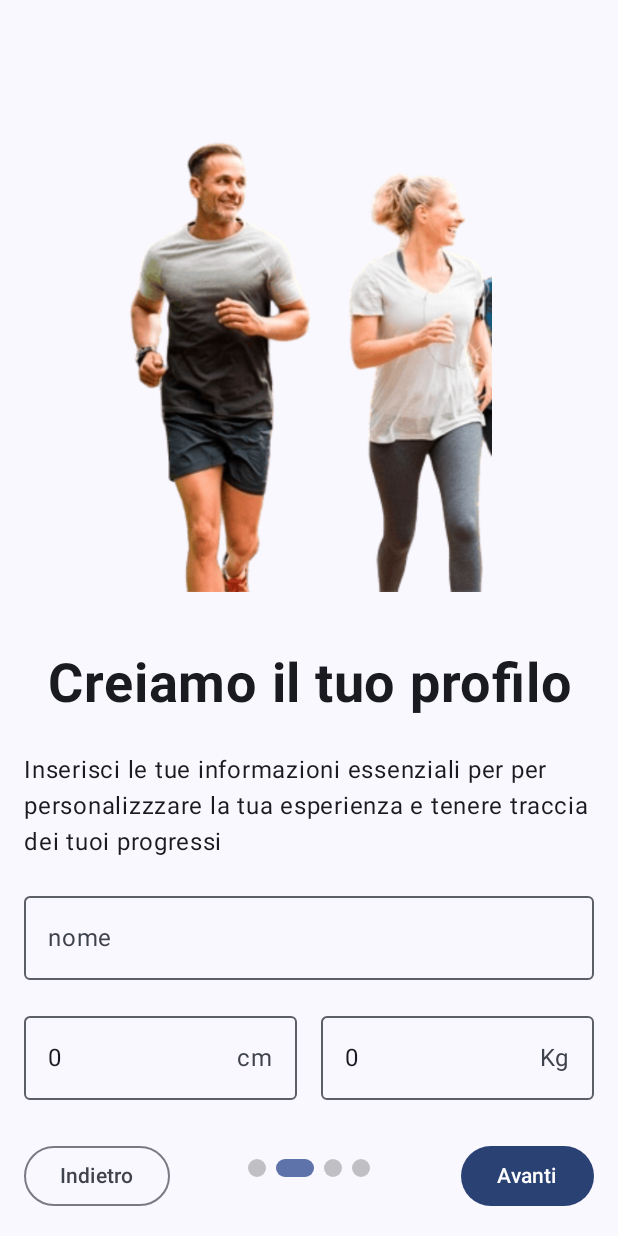
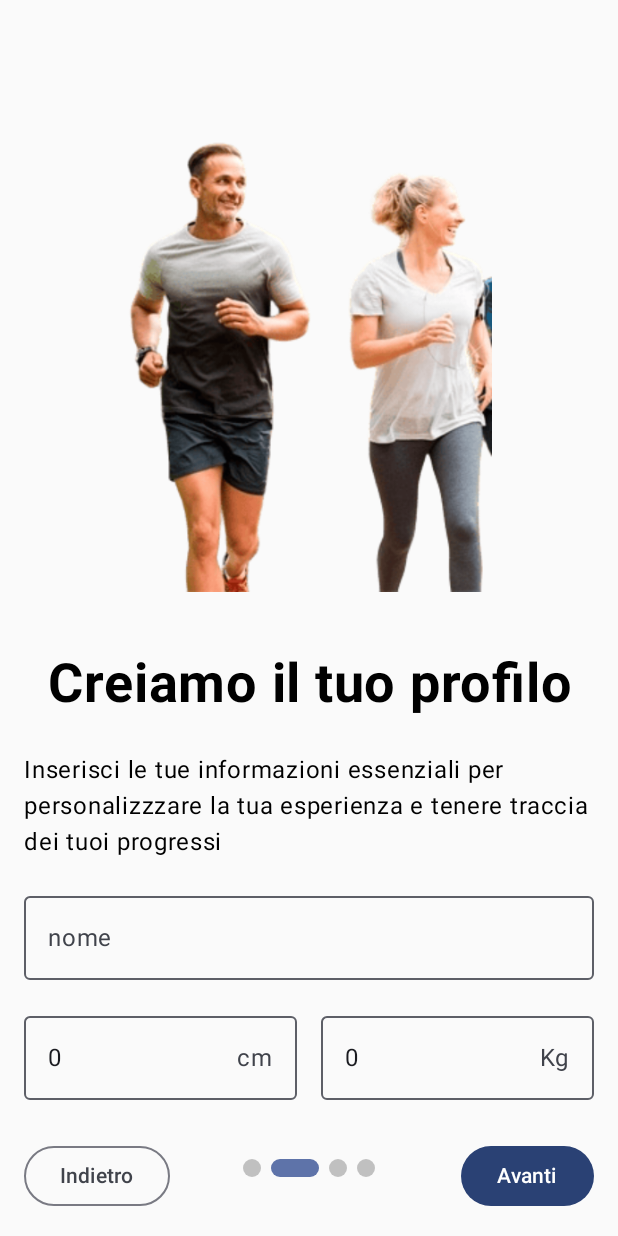
Before and after one commit to stranger1902/TrackMyRun, an Android app built with Jetpack Compose: the screen it shows after launch (MainActivity), after a tap on "Avanti", on a phone screen of 412 x 824 dp. Run offline under Robolectric (Android 15) with nearby library versions, the phone set to English and light mode, and no system bars; our stand-ins replace Dagger/Hilt's generated code.

Commit message:
some refactoring code

```diff
--- a/app/src/main/java/com/example/trackmyrun/MainActivity.kt
+++ b/app/src/main/java/com/example/trackmyrun/MainActivity.kt
@@ -10,7 +10,6 @@ import com.example.trackmyrun.main.navigation.MainGraph
 import androidx.compose.runtime.rememberCoroutineScope
 import androidx.compose.foundation.layout.fillMaxSize
 import com.example.trackmyrun.core.utils.UserManager
-import androidx.compose.foundation.layout.padding
 import androidx.compose.runtime.LaunchedEffect
 import androidx.compose.runtime.mutableStateOf
 import androidx.compose.material3.AlertDialog
@@ -19,7 +18,6 @@ import androidx.lifecycle.repeatOnLifecycle
 import androidx.activity.compose.setContent
 import androidx.navigation.compose.NavHost
 import androidx.activity.ComponentActivity
-import androidx.compose.material3.Scaffold
 import androidx.activity.enableEdgeToEdge
 import androidx.compose.material3.Button
 import androidx.compose.runtime.getValue
@@ -78,11 +76,6 @@ class MainActivity: ComponentActivity() {
 
             TrackMyRunTheme {
 
-                Scaffold(
-                    modifier = Modifier
-                        .fillMaxSize()
-                ) { innerPadding ->
-
                 val navController = rememberNavController()
 
                 if (!permissionGranted)
@@ -111,7 +104,6 @@ class MainActivity: ComponentActivity() {
                     navController = navController,
                     modifier = Modifier
                         .fillMaxSize()
-                            .padding(innerPadding)
                 ) {
 
                     registerOnBoardingGraph(
@@ -129,6 +121,5 @@ class MainActivity: ComponentActivity() {
             }
         }
     }
-    }
 
 }
--- a/app/src/main/java/com/example/trackmyrun/on_boarding/data/repository/OnBoardingRepositoryImpl.kt
+++ b/app/src/main/java/com/example/trackmyrun/on_boarding/data/repository/OnBoardingRepositoryImpl.kt
@@ -19,7 +19,7 @@ class OnBoardingRepositoryImpl(
         ),
 
         OnBoardingModel(
-            description = "Inserisci le tue informazioni essenziali per per personalizzzare la tua esperienza e tenere traccia dei tuoi progressi",
+            description = "Inserisci le tue informazioni essenziali per personalizzzare la tua esperienza e tenere traccia dei tuoi progressi",
             title = "Creiamo il tuo profilo",
             resImage = R.drawable.screen_2
         ),
--- a/app/src/main/java/com/example/trackmyrun/on_boarding/presentation/component/PagerIndicator.kt
+++ b/app/src/main/java/com/example/trackmyrun/on_boarding/presentation/component/PagerIndicator.kt
@@ -45,7 +45,7 @@ fun PagerIndicatorItem(
     val height = 12.dp
 
     val width = animateDpAsState(
-        targetValue = if (isSelected) 25.dp else height,
+        targetValue = if (isSelected) 32.dp else height,
         label = "pager indicator item width"
     )
 
```
Lines whose indentation alone changed are shown as unchanged.
